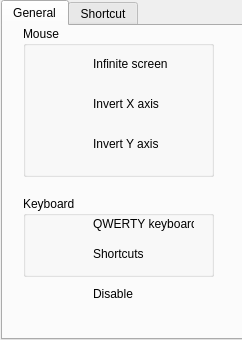
The window that mainwindow.ui (bachinblack/WindowsExtend) describes before a commit, drawn with Qt 5.
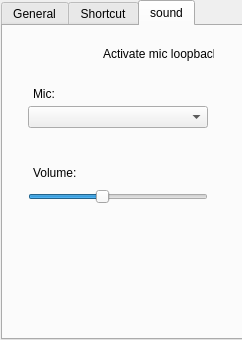
The same window after the commit. Icons and pictures are not drawn. Custom widgets are drawn as their Qt base class.

Commit message: removing unnecessary files, adding widget interface

Patch:
```diff
--- a/mainwindow.ui
+++ b/mainwindow.ui
@@ -40,7 +40,7 @@
      </rect>
     </property>
     <property name="currentIndex">
-     <number>0</number>
+     <number>2</number>
     </property>
     <widget class="QWidget" name="tab">
      <attribute name="title">
@@ -274,6 +274,114 @@
       </property>
       <property name="text">
        <string>Remove</string>
+      </property>
+     </widget>
+     <widget class="QTreeView" name="view">
+      <property name="geometry">
+       <rect>
+        <x>10</x>
+        <y>70</y>
+        <width>221</width>
+        <height>181</height>
+       </rect>
+      </property>
+      <property name="alternatingRowColors">
+       <bool>true</bool>
+      </property>
+      <property name="selectionBehavior">
+       <enum>QAbstractItemView::SelectItems</enum>
+      </property>
+      <property name="horizontalScrollMode">
+       <enum>QAbstractItemView::ScrollPerPixel</enum>
+      </property>
+      <property name="animated">
+       <bool>false</bool>
+      </property>
+      <property name="allColumnsShowFocus">
+       <bool>true</bool>
+      </property>
+     </widget>
+    </widget>
+    <widget class="QWidget" name="tabSound">
+     <attribute name="title">
+      <string>sound</string>
+     </attribute>
+     <widget class="QComboBox" name="cMic">
+      <property name="geometry">
+       <rect>
+        <x>25</x>
+        <y>80</y>
+        <width>180</width>
+        <height>22</height>
+       </rect>
+      </property>
+     </widget>
+     <widget class="Switch" name="sLoopBack" native="true">
+      <property name="geometry">
+       <rect>
+        <x>25</x>
+        <y>20</y>
+        <width>41</width>
+        <height>21</height>
+       </rect>
+      </property>
+     </widget>
+     <widget class="QLabel" name="lAct">
+      <property name="geometry">
+       <rect>
+        <x>100</x>
+        <y>20</y>
+        <width>111</width>
+        <height>16</height>
+       </rect>
+      </property>
+      <property name="text">
+       <string>Activate mic loopback</string>
+      </property>
+     </widget>
+     <widget class="QLabel" name="lMic">
+      <property name="geometry">
+       <rect>
+        <x>30</x>
+        <y>60</y>
+        <width>21</width>
+        <height>16</height>
+       </rect>
+      </property>
+      <property name="text">
+       <string>Mic:</string>
+      </property>
+     </widget>
+     <widget class="QLabel" name="label_2">
+      <property name="geometry">
+       <rect>
+        <x>30</x>
+        <y>140</y>
+        <width>47</width>
+        <height>13</height>
+       </rect>
+      </property>
+      <property name="text">
+       <string>Volume:</string>
+      </property>
+     </widget>
+     <widget class="QSlider" name="slVol">
+      <property name="geometry">
+       <rect>
+        <x>25</x>
+        <y>160</y>
+        <width>180</width>
+        <height>22</height>
+       </rect>
+      </property>
+      <property name="singleStep">
+       <number>1</number>
+      </property>
+      <property name="value">
+       <number>40</number>
+      </property>
+      <property name="orientation">
+       <enum>Qt::Horizontal</enum>
       </property>
      </widget>
     </widget>
```
Left out of the diff: 7 changed lines with no effect on the pictures. The commit also changes 7 other files.
